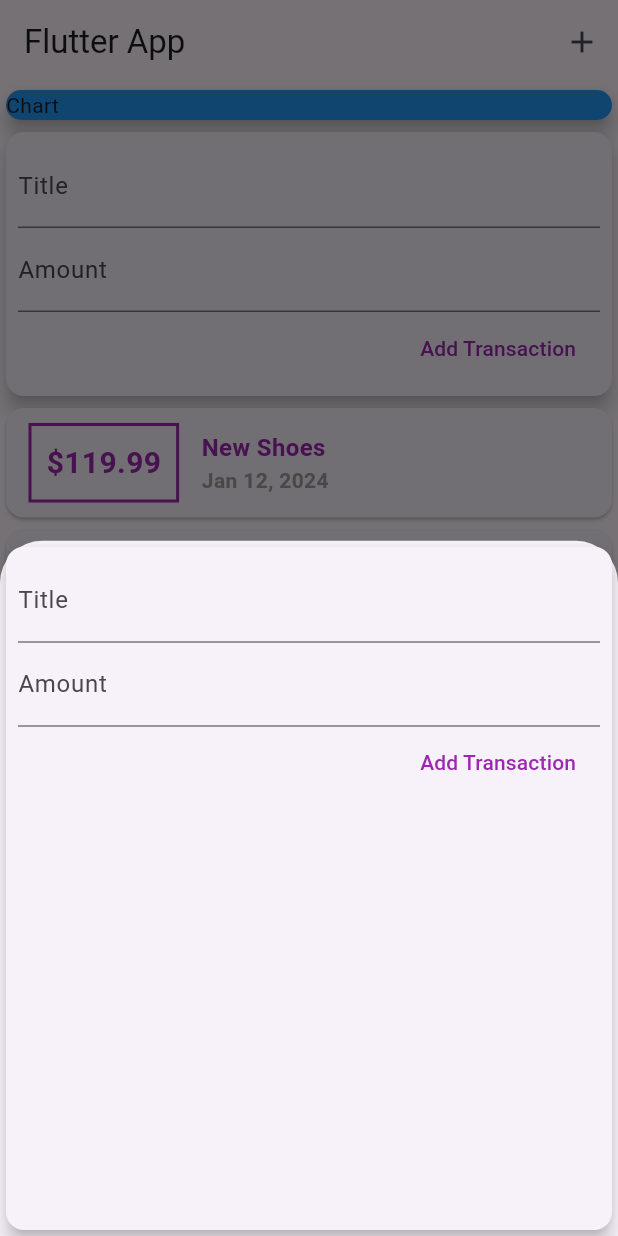
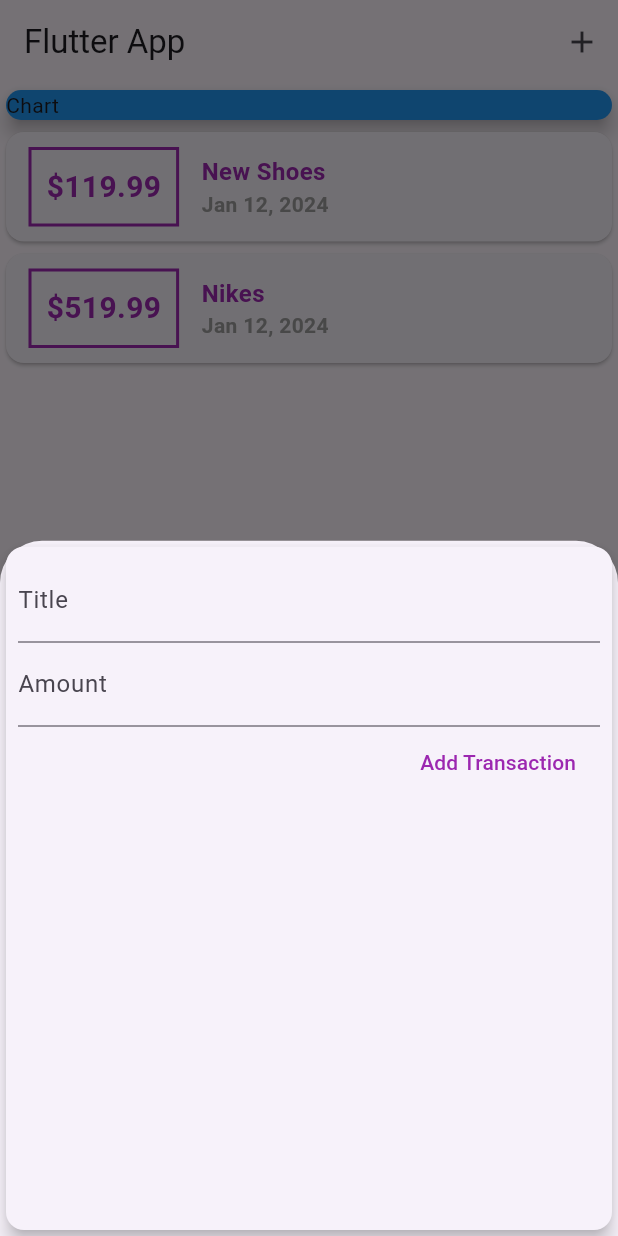
Before and after one commit to kmayatwal/expense_planner, a Flutter app: the screen it shows after launch, after a tap on the "add" icon, on a phone screen of 412 x 824 dp. Run offline on Flutter 3.47's test engine with Material 3 defaults, Android fonts, the phone set to English and light mode, and no system bars.

Commit message:
Change New transaction to stateful widget to keep the data we put in intput fields

```diff
--- a/lib/main.dart
+++ b/lib/main.dart
@@ -54,7 +54,7 @@ class _MyHomePageState extends State<MyHomePage> {
   void _startAddNewTransaction(BuildContext ctx) {
     showModalBottomSheet(
       context: ctx,
-      builder: (bCtx) {
+      builder: (_bCtx) {
         return NewTransaction(_addTransaction);
         // return GestureDetector(
         //   onTap: () {},
@@ -90,7 +90,7 @@ class _MyHomePageState extends State<MyHomePage> {
                 elevation: 5,
               ),
             ),
-            NewTransaction(_addTransaction),
+            // NewTransaction(_addTransaction),
             TransactionList(_userTransaction),
           ],
         ),
--- a/lib/widgets/new_transaction.dart
+++ b/lib/widgets/new_transaction.dart
@@ -1,12 +1,18 @@
 import 'package:flutter/material.dart';
 
-class NewTransaction extends StatelessWidget {
-  final titleController = TextEditingController();
-  final amountController = TextEditingController();
-
+class NewTransaction extends StatefulWidget {
   final Function addTransaction;
 
   NewTransaction(this.addTransaction);
+
+  @override
+  _NewTransactionState createState() => _NewTransactionState();
+}
+
+class _NewTransactionState extends State<NewTransaction> {
+  final titleController = TextEditingController();
+
+  final amountController = TextEditingController();
 
   void submitData() {
     final String inputTitle = titleController.text;
@@ -16,7 +22,9 @@ class NewTransaction extends StatelessWidget {
       return;
     }
 
-    addTransaction(inputTitle, inputAmount);
+    widget.addTransaction(inputTitle, inputAmount);
+
+    Navigator.of(context).pop();
   }
 
   @override
```
Also changed, not shown: lib/widgets/user_transactions.dart (deleted, +0 -24 lines).
